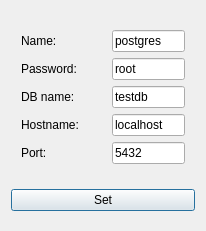
hojdars/BugTracker, file BugTracker/tracker/BugTracker/dbsetdialog.ui: the form before one commit.
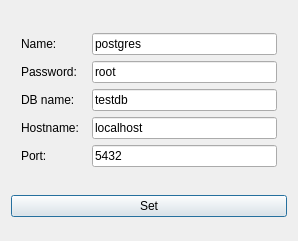
The form after the commit.

What changed in the file:
```diff
--- a/BugTracker/tracker/BugTracker/dbsetdialog.ui
+++ b/BugTracker/tracker/BugTracker/dbsetdialog.ui
@@ -6,8 +6,8 @@
    <rect>
     <x>0</x>
     <y>0</y>
-    <width>206</width>
-    <height>231</height>
+    <width>298</width>
+    <height>241</height>
    </rect>
   </property>
   <property name="windowTitle">
@@ -15,7 +15,7 @@
   </property>
   <layout class="QVBoxLayout" name="verticalLayout">
    <item>
-    <layout class="QHBoxLayout" name="horizontalLayout_6" stretch="30,5,30">
+    <layout class="QHBoxLayout" name="horizontalLayout_6" stretch="20,1,60">
      <property name="leftMargin">
       <number>10</number>
      </property>
```
